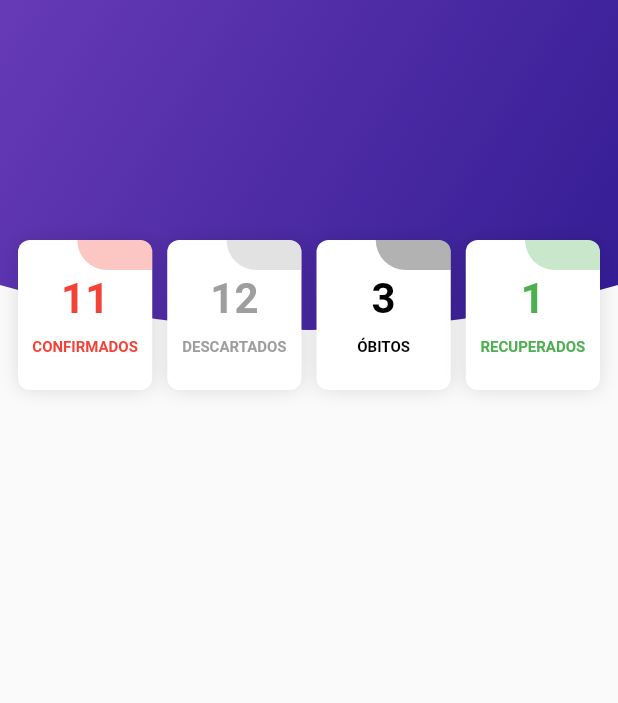
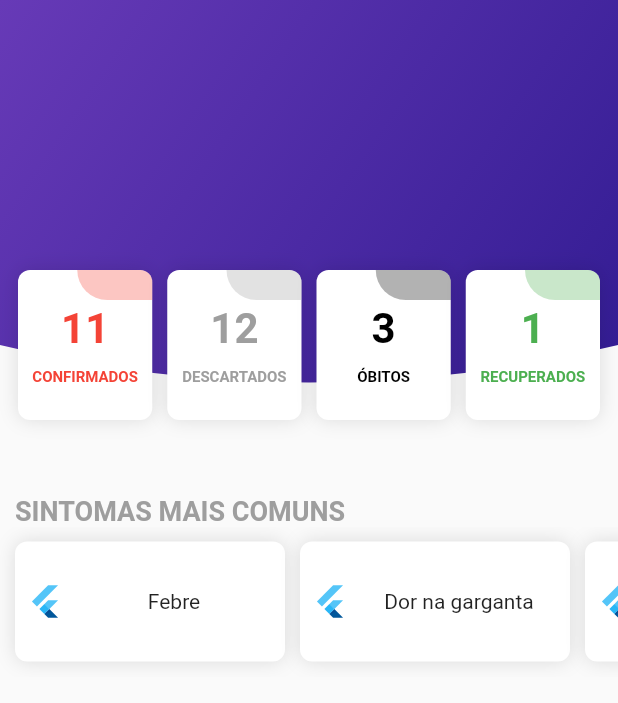
Before and after one commit to michaelmartins09/caru_covid_flutter, a Flutter app: the screen it shows after launch, on a phone screen of 412 x 824 dp. Shown: the top 703 px of the screen. Run offline on Flutter 3.47's test engine with Material 2 defaults, Android fonts, the phone set to English and light mode, and no system bars.

Commit message:
added: card symptoms

```diff
--- /dev/null
+++ b/lib/app/components/cards/card_symptoms.dart
@@ -0,0 +1,41 @@
+import 'package:flutter/material.dart';
+
+class CardSymptoms extends StatelessWidget {
+  final String title;
+  final String pathImage;
+
+  const CardSymptoms({Key key, this.title, this.pathImage}) : super(key: key);
+
+  @override
+
+  Widget build(BuildContext context) {
+    return Row(
+      children: <Widget>[
+        SizedBox(width: 10),
+        Container(
+          height: 80,
+          width: 180,
+          decoration: BoxDecoration(
+            color: Colors.white,
+            borderRadius: BorderRadius.circular(8),
+            boxShadow: [
+              BoxShadow(
+                color: Colors.black12,
+                blurRadius: 10
+              )
+            ]
+          ),
+          child: Row(
+            children: <Widget>[
+              SizedBox(width: 8),
+              FlutterLogo(),
+              Expanded(
+                child: Text(title??"text", textAlign: TextAlign.center,)
+              )
+            ],
+          ),
+        ),
+      ],
+    );
+  }
+}
--- a/lib/app/pages/home/clipper_header.dart
+++ b/lib/app/components/clipper/clipper_header.dart
@@ -4,8 +4,8 @@ class ClipperHeader extends CustomClipper<Path> {
   @override
   Path getClip(Size size) {
     var path = Path();
-    path.lineTo(0, size.height - 60);
-    path.quadraticBezierTo(size.width / 2, size.height, size.width, size.height - 60);
+    path.lineTo(0, size.height - 50);
+    path.quadraticBezierTo(size.width / 2, size.height, size.width, size.height - 50);
     path.lineTo(size.width, 0);
     path.close();
     return path;
--- a/lib/app/pages/home/home_page.dart
+++ b/lib/app/pages/home/home_page.dart
@@ -1,5 +1,6 @@
 import 'package:covid_caru/app/components/cards/card_info_covid.dart';
-import 'package:covid_caru/app/pages/home/clipper_header.dart';
+import 'package:covid_caru/app/components/cards/card_symptoms.dart';
+import 'package:covid_caru/app/components/clipper/clipper_header.dart';
 import 'package:flutter/material.dart';
 
 class HomePage extends StatefulWidget {
@@ -19,7 +20,7 @@ class _HomePageState extends State<HomePage> {
                 ClipPath(
                   clipper: ClipperHeader(),
                   child: Container(
-                    height: 250,
+                    height: 280,
                     width: double.maxFinite,
                     decoration: BoxDecoration(
                       gradient: LinearGradient(
@@ -34,7 +35,7 @@ class _HomePageState extends State<HomePage> {
                   ),
                 ),
                 Padding(
-                  padding: const EdgeInsets.only(left: 12, right: 12, top: 160, bottom: 20),
+                  padding: const EdgeInsets.only(left: 12, right: 12, top: 180, bottom: 20),
                   child: Row(
                     mainAxisAlignment: MainAxisAlignment.spaceBetween,
                     children: <Widget>[
@@ -50,9 +51,35 @@ class _HomePageState extends State<HomePage> {
                 )
               ],
             ),
+            SizedBox(height: 30),
+            Align(
+              alignment: Alignment.centerLeft,
+              child: Padding(
+                padding: const EdgeInsets.only(left: 10),
+                child: Text("Sintomas mais comuns".toUpperCase(), style: TextStyle(
+                  fontWeight: FontWeight.bold, fontSize: 18, color: Colors.grey
+                )),
+              )
+            ),
+            SingleChildScrollView(
+              physics: BouncingScrollPhysics(),
+              scrollDirection: Axis.horizontal,
+              child: Padding(
+                padding: EdgeInsets.only(top: 10, bottom: 10),
+                child: Row(
+                  children: <Widget>[
+                    CardSymptoms(title: "Febre"),
+                    CardSymptoms(title: "Dor na garganta"),
+                    CardSymptoms(title: "Falta de ar"),
+                    CardSymptoms(title: "Tosse (seca ou secretiva)"),
+                  ],
+                ),
+              ),
+            ),
           ],
         ),
       ),
     );
   }
+
 }
```
